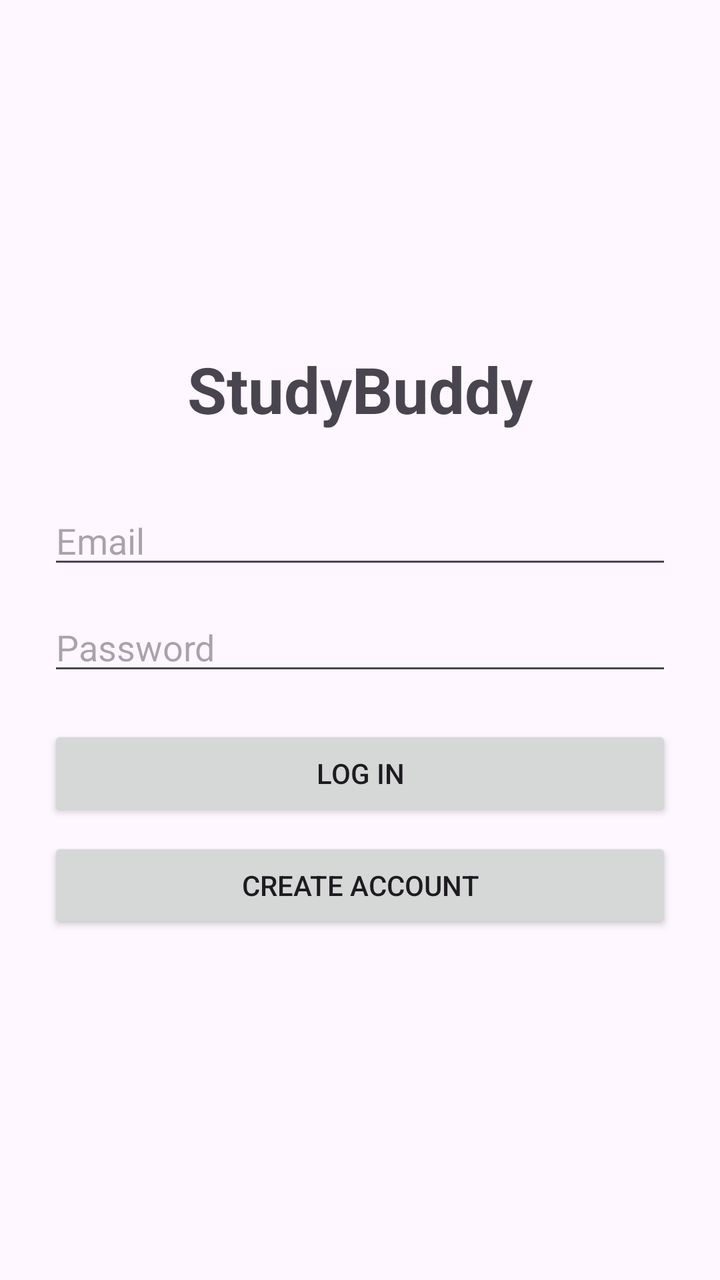
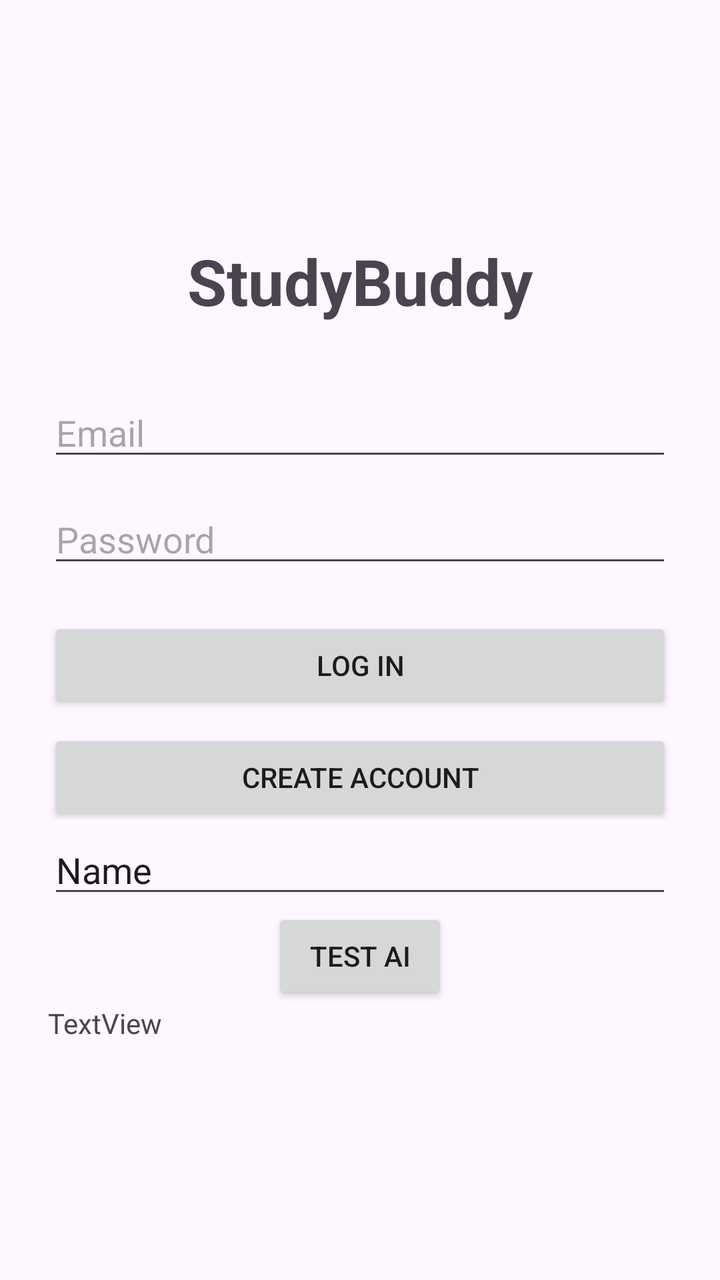

Two renders of the same Android screen: before a commit and after it. Below are the layout's source before the change and the commit's diff.
<!-- AndroidManifest.xml: application theme Theme.StudyBuddy -->
<!-- res/layout/activity_login.xml -->
<?xml version="1.0" encoding="utf-8"?>
<LinearLayout xmlns:android="http://schemas.android.com/apk/res/android"
    android:layout_width="match_parent"
    android:layout_height="match_parent"
    android:orientation="vertical"
    android:padding="24dp"
    android:gravity="center">

    <TextView
        android:layout_width="wrap_content"
        android:layout_height="wrap_content"
        android:text="StudyBuddy"
        android:textSize="32sp"
        android:textStyle="bold"
        android:layout_marginBottom="32dp" />

    <EditText
        android:id="@+id/emailEditText"
        android:layout_width="match_parent"
        android:layout_height="wrap_content"
        android:hint="Email"
        android:inputType="textEmailAddress"
        android:layout_marginBottom="12dp" />

    <EditText
        android:id="@+id/passwordEditText"
        android:layout_width="match_parent"
        android:layout_height="wrap_content"
        android:hint="Password"
        android:inputType="textPassword"
        android:layout_marginBottom="20dp" />

    <Button
        android:id="@+id/loginButton"
        android:layout_width="match_parent"
        android:layout_height="wrap_content"
        android:text="Log In" />

    <Button
        android:id="@+id/registerButton"
        android:layout_width="match_parent"
        android:layout_height="wrap_content"
        android:text="Create Account"
        android:layout_marginTop="8dp" />

</LinearLayout>
<!-- resources referenced by this layout -->
<resources>
  <style name="Theme.StudyBuddy" parent="Base.Theme.StudyBuddy" />
  <style name="Base.Theme.StudyBuddy" parent="Theme.Material3.DayNight.NoActionBar">
          
          
      </style>
</resources>

<!-- the commit's change to res/layout/activity_login.xml (unified diff, before → after) -->
@@ -43,4 +43,23 @@
         android:text="Create Account"
         android:layout_marginTop="8dp" />
 
+    <EditText
+        android:id="@+id/etQuestion"
+        android:layout_width="match_parent"
+        android:layout_height="wrap_content"
+        android:ems="10"
+        android:inputType="text"
+        android:text="Name"
+        />
+    <Button
+        android:id="@+id/testAiButton"
+        android:layout_width="wrap_content"
+        android:layout_height="wrap_content"
+        android:text="Test AI" />
+    <TextView
+        android:id="@+id/tvResponse"
+        android:layout_width="match_parent"
+        android:layout_height="wrap_content"
+        android:text="TextView" />
+
 </LinearLayout>
